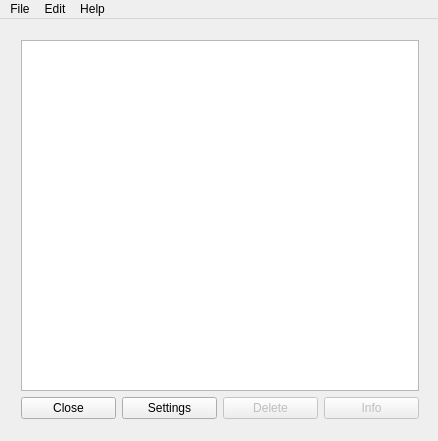
Before: the Qt Designer form src/mainwindow.ui in ayham-1/ContractNotifier, drawn with Qt 5.
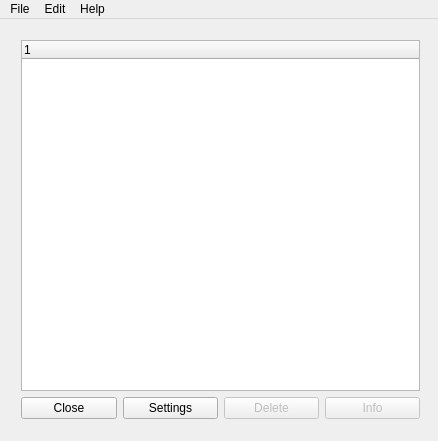
After: the same form once the commit is applied.

What changed in the file:
```diff
--- a/src/mainwindow.ui
+++ b/src/mainwindow.ui
@@ -14,17 +14,28 @@
    <string>Contract Notifier</string>
   </property>
   <widget class="QWidget" name="centralWidget">
-   <widget class="QWidget" name="layoutWidget">
+   <widget class="QWidget" name="">
     <property name="geometry">
      <rect>
       <x>10</x>
       <y>10</y>
-      <width>420</width>
+      <width>421</width>
       <height>401</height>
      </rect>
     </property>
-    <layout class="QGridLayout" name="gridLayout">
-     <item row="1" column="0">
+    <layout class="QVBoxLayout" name="verticalLayout">
+     <item>
+      <widget class="QTreeWidget" name="treeView">
+       <column>
+        <property name="text">
+         <string/>
+        </property>
+       </column>
+      </widget>
+     </item>
+     <item>
+      <layout class="QHBoxLayout" name="horizontalLayout_3">
+       <item>
       <layout class="QHBoxLayout" name="horizontalLayout">
        <item>
         <widget class="QPushButton" name="closeBtn">
@@ -42,7 +53,7 @@
        </item>
       </layout>
      </item>
-     <item row="1" column="1">
+       <item>
       <layout class="QHBoxLayout" name="horizontalLayout_2">
        <item>
         <widget class="QPushButton" name="deleteBtn">
@@ -66,8 +77,7 @@
        </item>
       </layout>
      </item>
-     <item row="0" column="0" colspan="2">
-      <widget class="QTreeView" name="treeView"/>
+      </layout>
      </item>
     </layout>
    </widget>
```
Lines whose indentation alone changed are shown as unchanged.
